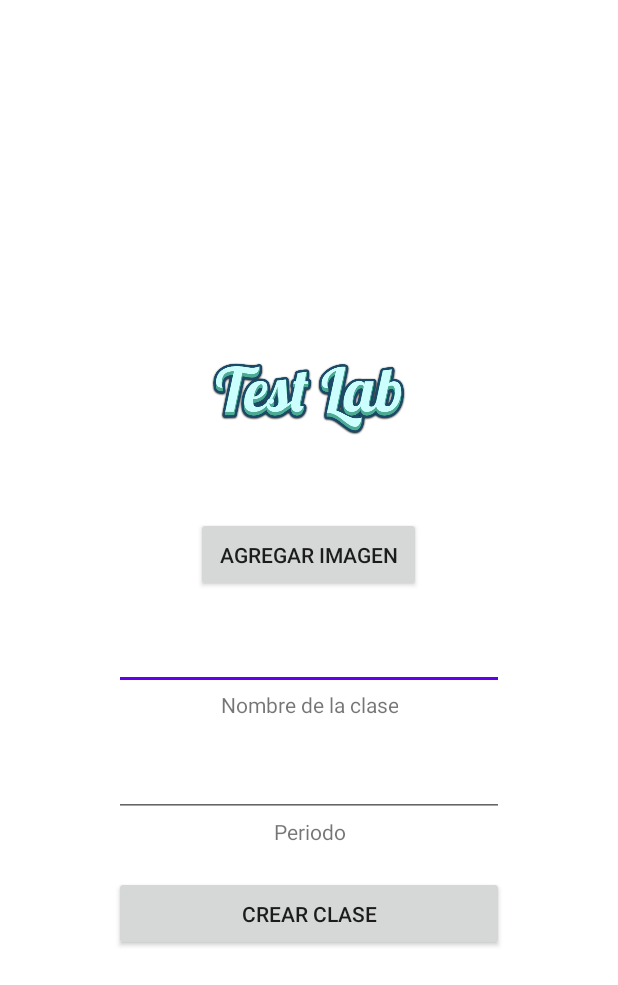
After one commit to Darkexx/TestLab, an Android app: the NewClassActivity screen opened directly, with no data from a screen before it, on a phone screen of 412 x 824 dp. The commit adds this screen. Shown: the top 985 px of the screen. Run offline under Robolectric (Android 15) with nearby library versions, the phone set to English and light mode, and no system bars.

Commit message:
add class

```diff
--- a/app/src/main/AndroidManifest.xml
+++ b/app/src/main/AndroidManifest.xml
@@ -30,6 +30,11 @@
             android:name=".MenuActivity"
             android:exported="true">
         </activity>
+
+        <activity
+            android:name=".NewClassActivity"
+            android:exported="true">
+        </activity>
     </application>
 
 </manifest>
--- a/app/src/main/java/com/example/testlab/MenuActivity.java
+++ b/app/src/main/java/com/example/testlab/MenuActivity.java
@@ -67,9 +67,19 @@ public class MenuActivity extends Activity {
         super.onCreate(savedInstanceState);
         setContentView(R.layout.activity_menu);
 
+        database = FirebaseDatabase.getInstance ();
+        storage = FirebaseStorage.getInstance ();
+
         Button btnNewClass = (Button)findViewById (R.id.class_new_btn);
         btnNewClass.setOnClickListener (v -> {
-            CreatePopup();
+
+            Intent intent = new Intent(this, NewClassActivity.class);
+            startActivity(intent);
+            //finish();
+
+            //CreatePopup();
+
+
             //public void createNewContactDialog(){
             //}
             //Toast.makeText (this, "XD", Toast.LENGTH_LONG).show ();
--- /dev/null
+++ b/app/src/main/java/com/example/testlab/NewClassActivity.java
@@ -0,0 +1,15 @@
+package com.example.testlab;
+
+import android.app.Activity;
+import android.os.Bundle;
+
+import androidx.annotation.Nullable;
+
+public class NewClassActivity extends Activity {
+
+    @Override
+    protected void onCreate(@Nullable Bundle savedInstanceState) {
+        super.onCreate(savedInstanceState);
+        setContentView(R.layout.activity_new_class);
+    }
+}
--- /dev/null
+++ b/app/src/main/res/layout/activity_new_class.xml
@@ -0,0 +1,65 @@
+<?xml version="1.0" encoding="utf-8"?>
+<androidx.constraintlayout.widget.ConstraintLayout xmlns:android="http://schemas.android.com/apk/res/android"
+    android:layout_width="300dp"
+    android:layout_height="500dp"
+    android:layout_gravity="center">
+
+    <LinearLayout
+        android:layout_width="match_parent"
+        android:layout_height="match_parent"
+        android:gravity="center"
+        android:padding="20dp"
+        android:orientation="vertical">
+
+        <ImageView
+            android:id="@+id/class_logo"
+            android:layout_width="150dp"
+            android:layout_height="150dp"
+            android:layout_gravity="center_horizontal"
+            android:src="@drawable/logo" />
+
+        <Button
+            android:id="@+id/photo_btn"
+            android:layout_width="150dp"
+            android:layout_height="50dp"
+            android:layout_marginTop="5dp"
+            android:text="@string/class_img" />
+
+        <EditText
+            android:id="@+id/class_name_edtxt"
+            android:layout_width="match_parent"
+            android:layout_height="wrap_content"
+            android:layout_marginTop="20dp"/>
+
+        <TextView
+            android:layout_width="wrap_content"
+            android:layout_height="wrap_content"
+            android:layout_gravity="center"
+            android:textAlignment="center"
+            android:text="@string/class_name" />
+
+
+        <EditText
+            android:id="@+id/class_desc_edtxt"
+            android:layout_width="match_parent"
+            android:layout_height="wrap_content"
+            android:layout_marginTop="20dp"/>
+        <TextView
+            android:layout_width="wrap_content"
+            android:layout_height="wrap_content"
+            android:layout_gravity="center"
+            android:textAlignment="center"
+            android:text="@string/class_desc" />
+
+        <Button
+            android:id="@+id/create_class_btn"
+            android:layout_width="match_parent"
+            android:layout_height="50dp"
+            android:layout_marginTop="20dp"
+            android:text="@string/create_class" />
+
+    </LinearLayout>
+
+
+
+</androidx.constraintlayout.widget.ConstraintLayout>
```
